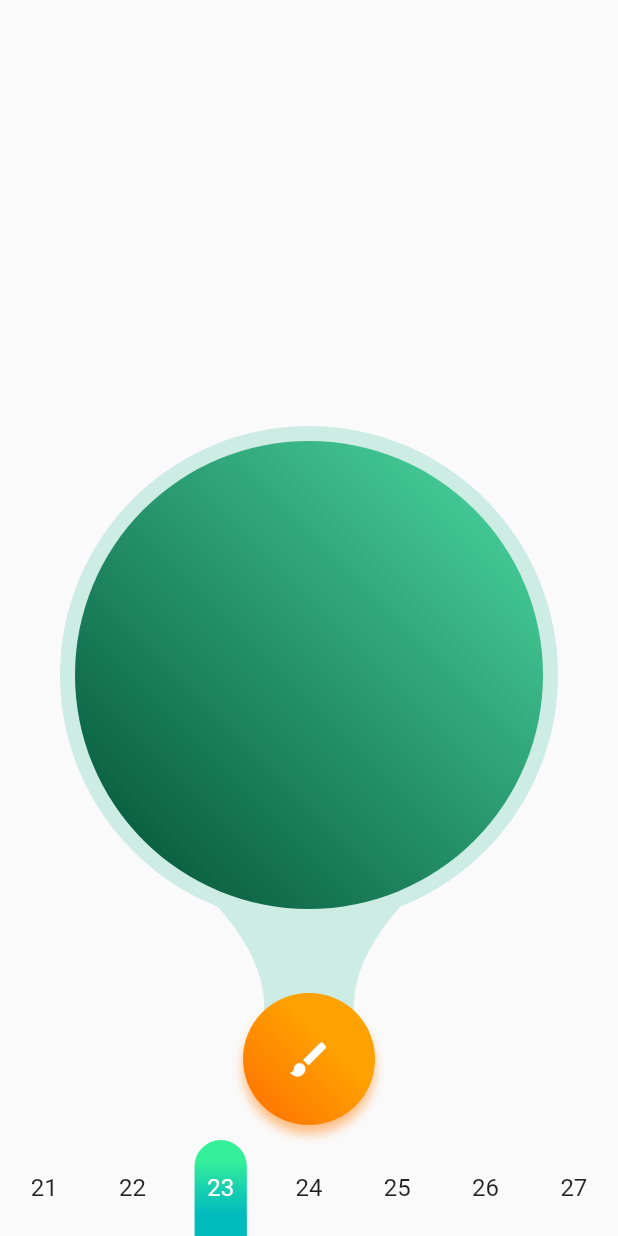
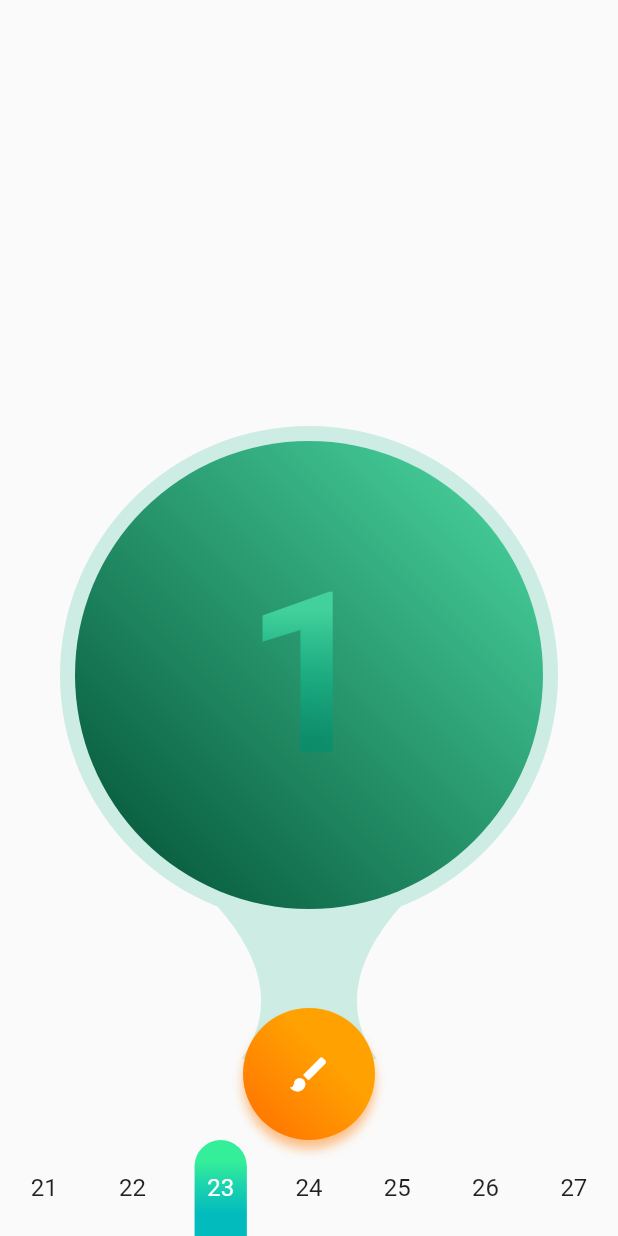
Before and after one commit to marinalvdgs/goldfish_notes_ui_demo, a Flutter app: the screen it shows after launch, after a tap on the "brush" icon, on a phone screen of 412 x 824 dp. Run offline on Flutter 3.47's test engine with Material 2 defaults, Android fonts, the phone set to English and light mode, and no system bars; drawn by our look-alikes of table_calendar.

Commit message:
add number counter

```diff
--- a/lib/ui/widgets/counter_painter.dart
+++ b/lib/ui/widgets/counter_painter.dart
@@ -22,22 +22,17 @@ class CounterPainter extends CustomPainter {
     Paint bgPaint = Paint()
       ..shader = bgGradient
           .createShader(Rect.fromCircle(center: Offset.zero, radius: radius));
-    Paint paint = Paint()
-      ..color = Color(0xffcdece4);
-    Path circle = Path()
-      ..addRect(
-          Rect.fromCircle(center: Offset(centerWidth, 0), radius: radius + 10));
+    Paint paint = Paint()..color = Color(0xffcdece4);
     Path bgPath = Path()
-      ..moveTo(centerWidth - centerWidth / 3, centerHeight+radius-10)
-      ..quadraticBezierTo(centerWidth - 10, size.height, centerWidth - 40,
-          size.height+50)
-      ..lineTo(centerWidth + 40, size.height+50)
+      ..moveTo(centerWidth - centerWidth / 3, centerHeight + radius - 10)
       ..quadraticBezierTo(
-          centerWidth+10, size.height, centerWidth + centerWidth / 3,
-          centerHeight+radius-10)
-      ..lineTo(centerWidth - centerWidth / 3, centerHeight+radius-10);
+          centerWidth - 10, size.height, centerWidth - 45, size.height + 50)
+      ..lineTo(centerWidth + 45, size.height + 50)
+      ..quadraticBezierTo(centerWidth + 10, size.height,
+          centerWidth + centerWidth / 3, centerHeight + radius - 10)
+      ..lineTo(centerWidth - centerWidth / 3, centerHeight + radius - 10);
     canvas.drawPath(bgPath, paint);
-    canvas.drawCircle(Offset(centerWidth, centerHeight), radius+10, paint);
+    canvas.drawCircle(Offset(centerWidth, centerHeight), radius + 10, paint);
     canvas.drawCircle(Offset(centerWidth, centerHeight), radius, bgPaint);
   }
 
--- a/lib/ui/widgets/gn_counter.dart
+++ b/lib/ui/widgets/gn_counter.dart
@@ -17,31 +17,47 @@ class _GNCounterState extends State<GNCounter> {
     });
   }
 
-  @override
-  Widget build(BuildContext context) {
-    final double radius = MediaQuery.of(context).size.width / 2 - 50;
-    return Column(
-      mainAxisSize: MainAxisSize.min,
-      children: [
-        Padding(
-          padding: const EdgeInsets.only(bottom: 16.0),
-          child: Align(
-            alignment: Alignment.center,
-            child: CustomPaint(
-              size: Size(MediaQuery.of(context).size.width,
-                  MediaQuery.of(context).size.height / 2),
-              painter: CounterPainter(radius: radius),
+  Widget buildAnimatedCount() {
+    return Positioned(
+      left: 0,
+      right: 0,
+      top: 0,
+      bottom: 0,
+      child: AnimatedSwitcher(
+        duration: Duration(milliseconds: 500),
+        // transitionBuilder:
+        //     (Widget child, Animation<double> animation) {
+        //   return ScaleTransition(child: child, scale: animation);
+        // },
+        child: ShaderMask(
+          key: ValueKey<int>(count),
+          shaderCallback: (Rect bound) => LinearGradient(
+            colors: [
+              Color(0xff42d19c),
+              Color(0xbb1ab489),
+              Color(0x9900906f),
+            ],
+            transform: GradientRotation(pi / 2),
+          ).createShader(bound),
+          child: Text(
+            '$count',
+            textAlign: TextAlign.center,
+            style: TextStyle(
+                fontSize: 150,
+                color: Colors.white,
+                fontWeight: FontWeight.w700),
           ),
         ),
       ),
-        Align(
-          alignment: Alignment.bottomCenter,
-          child: GestureDetector(
+    );
+  }
+
+  Widget buildCounterButton(double radius) {
+    return GestureDetector(
       onTap: onCounterTap,
       child: Container(
         height: radius / 2 + 10,
         width: radius / 2 + 10,
-              transform: Matrix4.translationValues(0, -10, 0),
         decoration: BoxDecoration(
           shape: BoxShape.circle,
           gradient: LinearGradient(
@@ -66,7 +82,34 @@ class _GNCounterState extends State<GNCounter> {
           size: 30,
         ),
       ),
+    );
+  }
+
+  @override
+  Widget build(BuildContext context) {
+    final double radius = MediaQuery.of(context).size.width / 2 - 50;
+    return Column(
+      mainAxisSize: MainAxisSize.min,
+      children: [
+        Padding(
+          padding: const EdgeInsets.only(bottom: 16.0),
+          child: Align(
+            alignment: Alignment.center,
+            child: Stack(
+              children: [
+                CustomPaint(
+                  size: Size(MediaQuery.of(context).size.width,
+                      MediaQuery.of(context).size.height / 2),
+                  painter: CounterPainter(radius: radius),
                 ),
+                buildAnimatedCount(),
+              ],
+            ),
+          ),
+        ),
+        Align(
+          alignment: Alignment.bottomCenter,
+          child: buildCounterButton(radius),
         ),
       ],
     );
```
Lines whose indentation alone changed are shown as unchanged.
